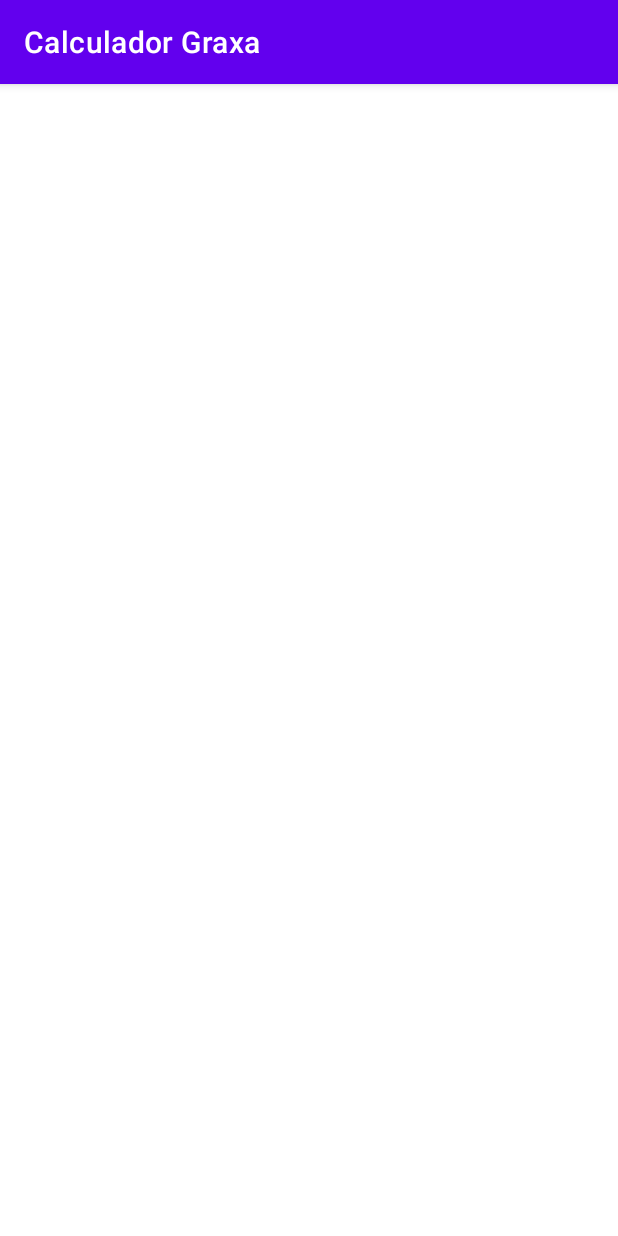
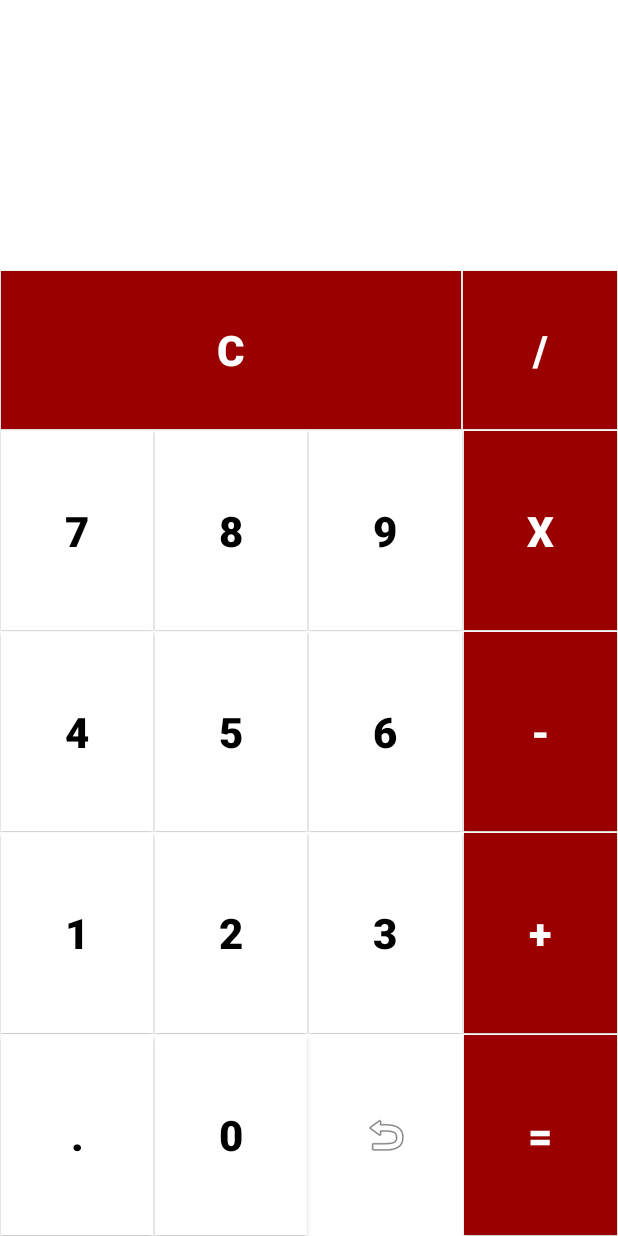
Before and after one commit to RCBaumann/CalcApp, an Android app: the screen it shows after launch (MainActivity), on a phone screen of 412 x 824 dp. Run offline under Robolectric (Android 15) with nearby library versions, the phone set to English and light mode, and no system bars.

Commit message:
shapes e backgrounds styles

```diff
--- a/app/src/main/java/com/graxa/calculadorgraxa/MainActivity.java
+++ b/app/src/main/java/com/graxa/calculadorgraxa/MainActivity.java
@@ -10,5 +10,7 @@ public class MainActivity extends AppCompatActivity {
     protected void onCreate(Bundle savedInstanceState) {
         super.onCreate(savedInstanceState);
         setContentView(R.layout.activity_main);
+
+        getSupportActionBar().hide();
     }
 }
--- /dev/null
+++ b/app/src/main/res/drawable/btn_number_click.xml
@@ -0,0 +1,8 @@
+<?xml version="1.0" encoding="utf-8"?>
+<selector xmlns:android="http://schemas.android.com/apk/res/android">
+
+    <item android:drawable="@drawable/on_click_number_shape" android:state_pressed="true"/>
+    <item android:drawable="@drawable/on_click_number_shape" android:state_focused="true"/>
+    <item android:drawable="@drawable/normal_number_shape"/>
+
+</selector>
--- /dev/null
+++ b/app/src/main/res/drawable/btn_operator_click.xml
@@ -0,0 +1,8 @@
+<?xml version="1.0" encoding="utf-8"?>
+<selector xmlns:android="http://schemas.android.com/apk/res/android">
+
+    <item android:drawable="@drawable/on_click_operator_shape" android:state_pressed="true"/>
+    <item android:drawable="@drawable/on_click_operator_shape" android:state_focused="true"/>
+    <item android:drawable="@drawable/normal_operator_shape"/>
+
+</selector>
--- /dev/null
+++ b/app/src/main/res/drawable/normal_number_shape.xml
@@ -0,0 +1,6 @@
+<?xml version="1.0" encoding="utf-8"?>
+<shape xmlns:android="http://schemas.android.com/apk/res/android">
+
+    <solid android:color="@color/white"/>
+
+</shape>
--- /dev/null
+++ b/app/src/main/res/drawable/normal_operator_shape.xml
@@ -0,0 +1,6 @@
+<?xml version="1.0" encoding="utf-8"?>
+<shape xmlns:android="http://schemas.android.com/apk/res/android">
+
+    <solid android:color="@color/red"/>
+
+</shape>
--- /dev/null
+++ b/app/src/main/res/drawable/on_click_number_shape.xml
@@ -0,0 +1,6 @@
+<?xml version="1.0" encoding="utf-8"?>
+<shape xmlns:android="http://schemas.android.com/apk/res/android">
+
+    <solid android:color="@color/red"/>
+
+</shape>
--- /dev/null
+++ b/app/src/main/res/drawable/on_click_operator_shape.xml
@@ -0,0 +1,6 @@
+<?xml version="1.0" encoding="utf-8"?>
+<shape xmlns:android="http://schemas.android.com/apk/res/android">
+
+    <solid android:color="@color/white"/>
+
+</shape>
--- a/app/src/main/res/layout/activity_main.xml
+++ b/app/src/main/res/layout/activity_main.xml
@@ -9,16 +9,159 @@
     tools:context=".MainActivity">
 
     <TextView
-        android:id="@+id/txt_resultado"
+        android:id="@+id/txt_expressao"
         android:layout_width="match_parent"
         android:layout_height="80dp"
         android:text=""
         android:textColor="@color/black"
-        android:textSize="40dp"
+        android:textSize="40sp"
         android:gravity="end"
         android:layout_marginEnd="10dp"
         android:ellipsize="start"
-        android:singleLine="true"
-        />
+        android:singleLine="true" />
+
+    <TextView
+        android:id="@+id/txt_resultado"
+        android:layout_width="match_parent"
+        android:layout_height="100dp"
+        android:text=""
+        android:textColor="@color/black"
+        android:textSize="30sp"
+        android:gravity="end"
+        android:layout_marginEnd="10dp"
+        android:ellipsize="end"
+        android:maxLines="1" />
+
+    <LinearLayout
+        android:layout_width="match_parent"
+        android:layout_height="0dp"
+        android:layout_weight="0.8"
+        android:orientation="horizontal">
+
+        <androidx.appcompat.widget.AppCompatButton
+            android:id="@+id/btn_limpar"
+            style="@style/btn_operators"
+            android:layout_weight="3"
+            android:text="C" />
+
+        <androidx.appcompat.widget.AppCompatButton
+            android:id="@+id/btn_divisao"
+            style="@style/btn_operators"
+            android:text="/" />
+
+    </LinearLayout>
+
+    <LinearLayout
+        android:layout_width="match_parent"
+        android:layout_height="0dp"
+        android:layout_weight="1"
+        android:orientation="horizontal">
+
+        <androidx.appcompat.widget.AppCompatButton
+            android:id="@+id/numero_sete"
+            style="@style/btn_numbers"
+            android:text="7" />
+
+        <androidx.appcompat.widget.AppCompatButton
+            android:id="@+id/numero_oito"
+            style="@style/btn_numbers"
+            android:text="8" />
+
+        <androidx.appcompat.widget.AppCompatButton
+            android:id="@+id/numero_nove"
+            style="@style/btn_numbers"
+            android:text="9" />
+
+        <androidx.appcompat.widget.AppCompatButton
+            android:id="@+id/btn_multiplicacao"
+            style="@style/btn_operators"
+            android:text="X" />
+
+    </LinearLayout>
+
+    <LinearLayout
+        android:layout_width="match_parent"
+        android:layout_height="0dp"
+        android:layout_weight="1"
+        android:orientation="horizontal">
+
+        <androidx.appcompat.widget.AppCompatButton
+            android:id="@+id/numero_quatro"
+            style="@style/btn_numbers"
+            android:text="4" />
+
+        <androidx.appcompat.widget.AppCompatButton
+            android:id="@+id/numero_cinco"
+            style="@style/btn_numbers"
+            android:text="5" />
+
+        <androidx.appcompat.widget.AppCompatButton
+            android:id="@+id/numero_seis"
+            style="@style/btn_numbers"
+            android:text="6" />
+
+        <androidx.appcompat.widget.AppCompatButton
+            android:id="@+id/btn_subtracao"
+            style="@style/btn_operators"
+            android:text="-" />
+
+    </LinearLayout>
+
+    <LinearLayout
+        android:layout_width="match_parent"
+        android:layout_height="0dp"
+        android:layout_weight="1"
+        android:orientation="horizontal">
+
+        <androidx.appcompat.widget.AppCompatButton
+            android:id="@+id/numero_um"
+            style="@style/btn_numbers"
+            android:text="1" />
+
+        <androidx.appcompat.widget.AppCompatButton
+            android:id="@+id/numero_dois"
+            style="@style/btn_numbers"
+            android:text="2" />
+
+        <androidx.appcompat.widget.AppCompatButton
+            android:id="@+id/numero_tres"
+            style="@style/btn_numbers"
+            android:text="3" />
+
+        <androidx.appcompat.widget.AppCompatButton
+            android:id="@+id/btn_soma"
+            style="@style/btn_operators"
+            android:text="+" />
+
+    </LinearLayout>
+
+    <LinearLayout
+        android:layout_width="match_parent"
+        android:layout_height="0dp"
+        android:layout_weight="1"
+        android:orientation="horizontal">
+
+        <androidx.appcompat.widget.AppCompatButton
+            android:id="@+id/numero_ponto"
+            style="@style/btn_numbers"
+            android:text="." />
+
+        <androidx.appcompat.widget.AppCompatButton
+            android:id="@+id/numero_zero"
+            style="@style/btn_numbers"
+            android:text="0" />
+
+        <androidx.appcompat.widget.AppCompatImageView
+            android:id="@+id/backspace"
+            style="@style/btn_numbers"
+            android:src="@android:drawable/ic_menu_revert"
+            android:scaleType="center"/>
+
+        <androidx.appcompat.widget.AppCompatButton
+            android:id="@+id/btn_igual"
+            style="@style/btn_operators"
+            android:text="=" />
+
+    </LinearLayout>
 
 </LinearLayout>
--- a/app/src/main/res/values-night/themes.xml
+++ b/app/src/main/res/values-night/themes.xml
@@ -3,7 +3,7 @@
     <style name="Theme.CalculadorGraxa" parent="Theme.MaterialComponents.DayNight.DarkActionBar">
         <!-- Primary brand color. -->
         <item name="colorPrimary">@color/purple_200</item>
-        <item name="colorPrimaryVariant">@color/purple_700</item>
+        <item name="colorPrimaryVariant">@color/black</item>
         <item name="colorOnPrimary">@color/black</item>
         <!-- Secondary brand color. -->
         <item name="colorSecondary">@color/teal_200</item>
--- a/app/src/main/res/values/styles.xml
+++ b/app/src/main/res/values/styles.xml
@@ -12,13 +12,13 @@
     </style>
 
     <style name="btn_operators" parent="btn_container">
-        <item name="android:backgroundTint">@color/red</item>
+        <item name="android:background">@drawable/btn_operator_click</item>
         <item name="android:textColor">@color/white</item>
     </style>
 
     <style name="btn_numbers" parent="btn_container">
-        <item name="android:backgroundTint">@color/white</item>
-        <item name="android:textColor">@color/white</item>
+        <item name="android:background">@drawable/btn_number_click</item>
+        <item name="android:textColor">@color/black</item>
     </style>
 
 </resources>
--- a/app/src/main/res/values/themes.xml
+++ b/app/src/main/res/values/themes.xml
@@ -3,7 +3,7 @@
     <style name="Theme.CalculadorGraxa" parent="Theme.MaterialComponents.DayNight.DarkActionBar">
         <!-- Primary brand color. -->
         <item name="colorPrimary">@color/purple_500</item>
-        <item name="colorPrimaryVariant">@color/purple_700</item>
+        <item name="colorPrimaryVariant">@color/white</item>
         <item name="colorOnPrimary">@color/white</item>
         <!-- Secondary brand color. -->
         <item name="colorSecondary">@color/teal_200</item>
```
